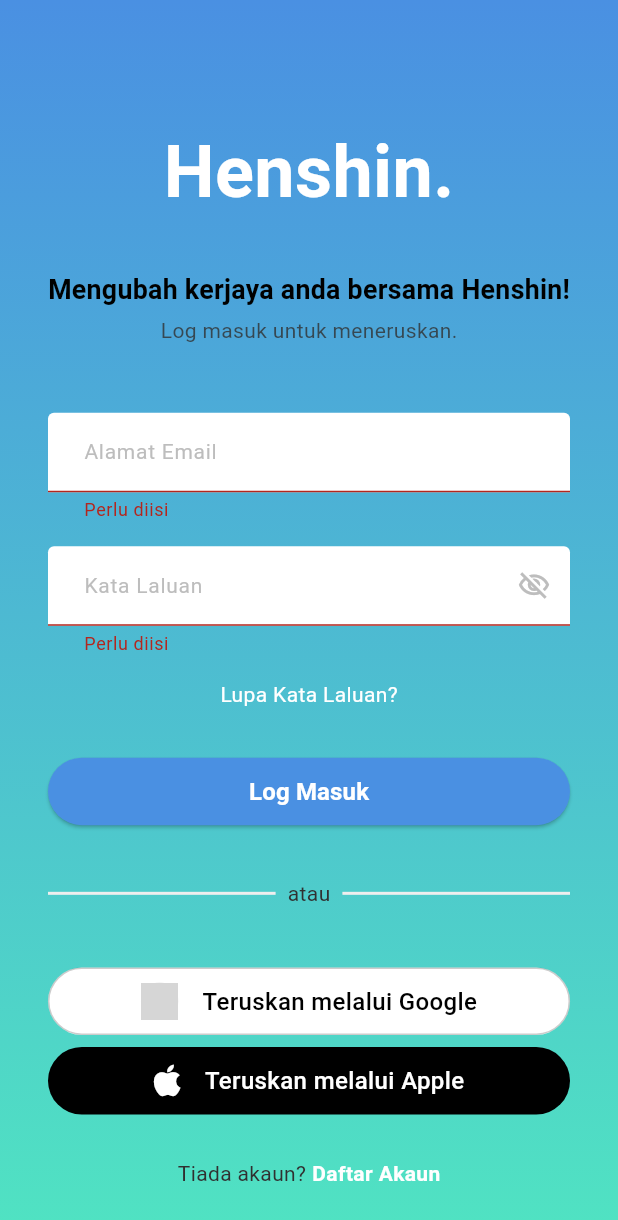
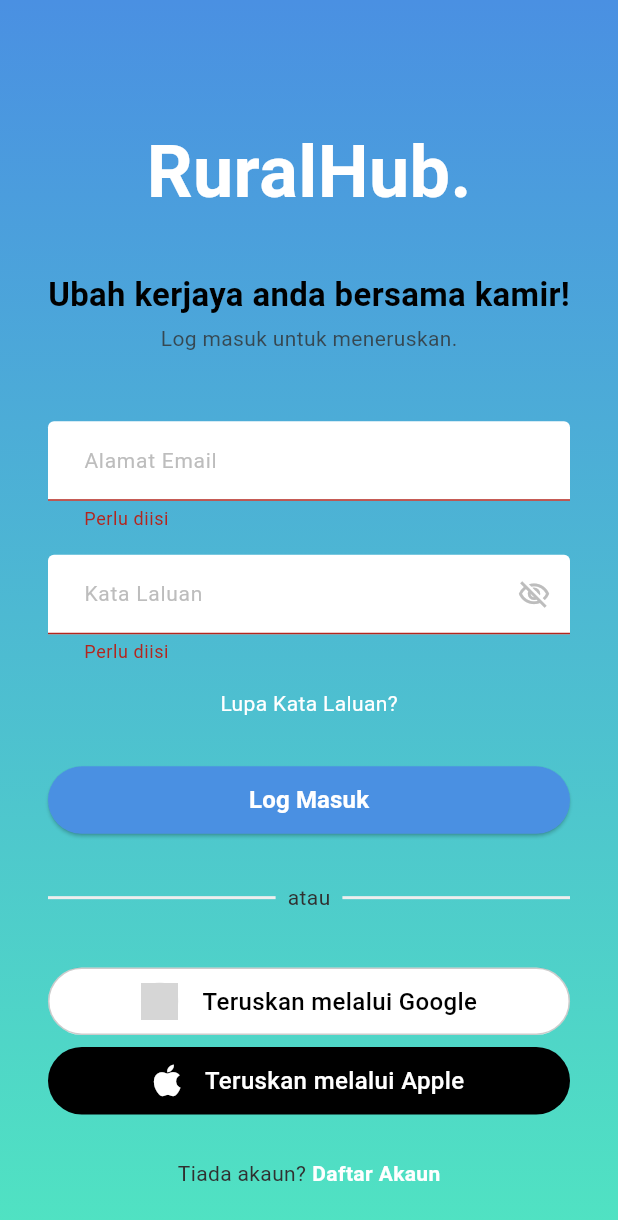
Before and after one commit to izzathakimi/henshin, a Flutter app: the screen it shows after launch, on a phone screen of 412 x 824 dp. Shown: the top 1220 px of the screen. Run offline on Flutter 3.47's test engine with Material 3 defaults, Android fonts, the phone set to English and light mode, and no system bars; drawn by our look-alikes of auto_size_text; our stand-ins replace cached_network_image, cloud_firestore, firebase_auth, firebase_core, firebase_storage, flutter_svg and 6 more; accounts and stored records are empty; generated files the repository leaves out were written again; Roboto replaces fonts that are missing (NatoSansKhmer, Ubuntu); grey boxes are pictures that could not be loaded.

Commit message:
Update Logo 2

```diff
--- a/lib/login_with_email_page/login_with_email_page_widget.dart
+++ b/lib/login_with_email_page/login_with_email_page_widget.dart
@@ -92,7 +92,7 @@ class LoginWithEmailPageWidgetState extends State<LoginWithEmailPageWidget> {
             children: [
               SizedBox(height: 80), // Adjust this value as needed
               Text(
-                'Henshin.',
+                'RuralHub.',
                 style: GoogleFonts.ubuntu(
                   color: Colors.white,
                   fontSize: 48, // Increased from 40 to 48
@@ -110,7 +110,7 @@ class LoginWithEmailPageWidgetState extends State<LoginWithEmailPageWidget> {
                       child: FittedBox(
                         fit: BoxFit.scaleDown,
                         child: Text(
-                          'Mengubah kerjaya anda bersama Henshin!',
+                          'Ubah kerjaya anda bersama kamir!',
                           textAlign: TextAlign.center,
                           style: HenshinTheme.bodyText1.override(
                             fontFamily: 'NatoSansKhmer',
--- a/pubspec.yaml
+++ b/pubspec.yaml
@@ -56,4 +56,4 @@ dev_dependencies:
 flutter:
   uses-material-design: true
   assets:
-    - assets/images/HensinLogo_removebg_preview.png
+    - assets/images/RuralHubLogo.png
```
